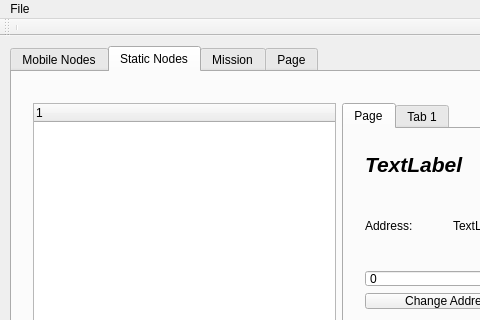
Before: the Qt Designer form GroundStation/mainwindow.ui in aafontoura/mission-groundstation, drawn with Qt 5; both pictures show x 0 to 480 and y 0 to 320 of the 1231 by 739 pixel window.
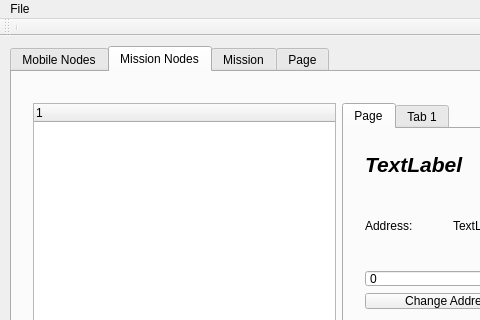
After: the same form once the commit is applied. The open tabs and pages were chosen to show the change.

```diff
--- a/GroundStation/mainwindow.ui
+++ b/GroundStation/mainwindow.ui
@@ -842,7 +842,7 @@
     </widget>
     <widget class="QWidget" name="StaticNodesTab">
      <attribute name="title">
-      <string>Static Nodes</string>
+      <string>Mission Nodes</string>
      </attribute>
      <widget class="QWidget" name="gridLayoutWidget_2">
       <property name="geometry">
```
Left out of the diff: 2 changed lines with no effect on the pictures.
